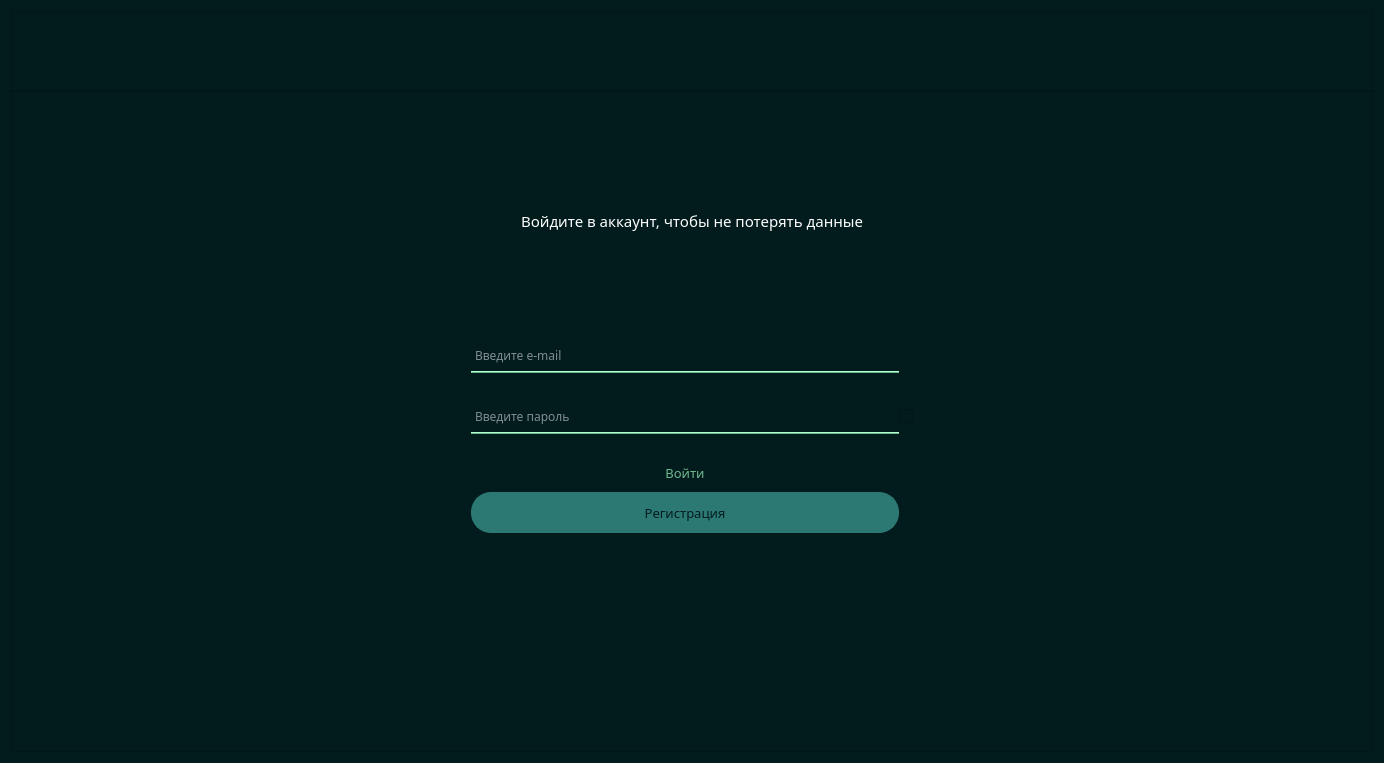
Qt form first_pages.ui (blxxdclxud/FirstProject_PyQt) before a commit.
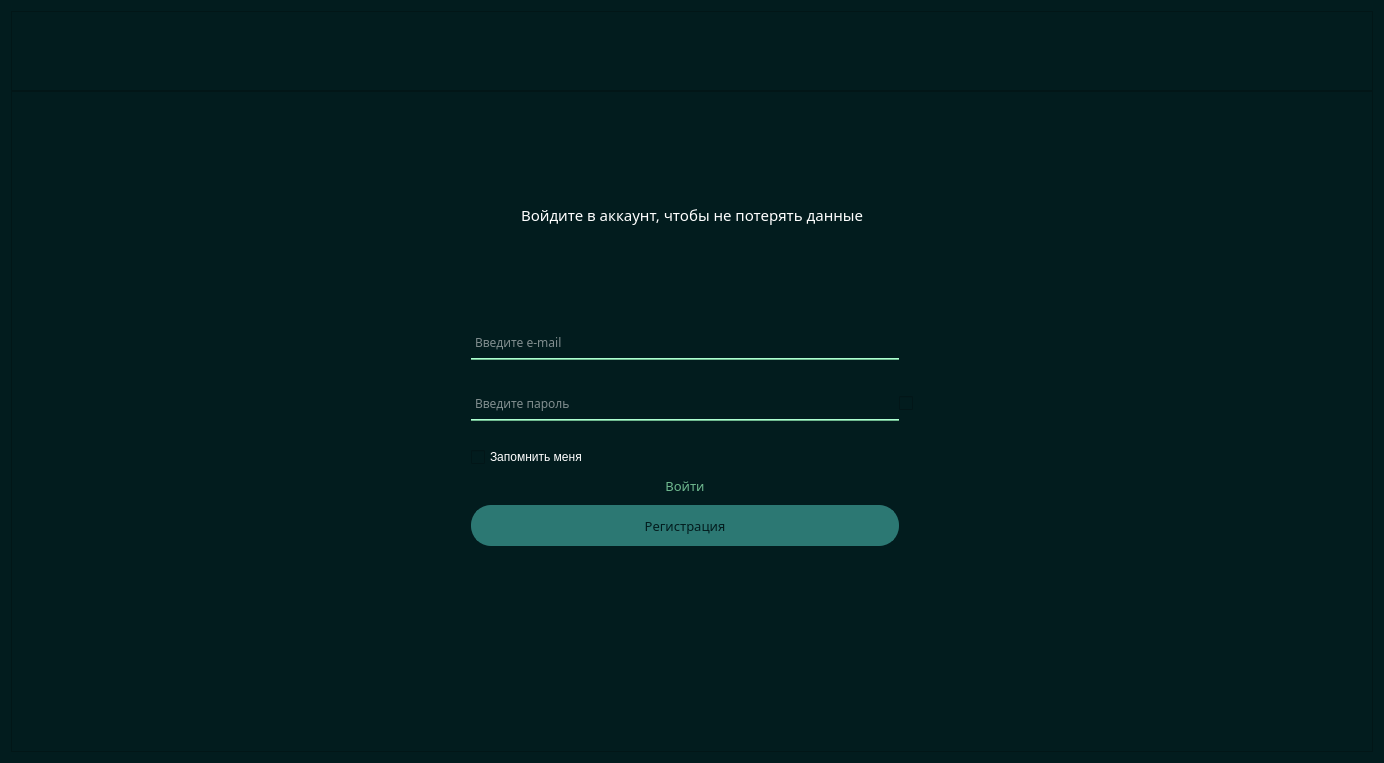
The same form after that commit. Icons and pictures are not drawn.

The edit to the form file:
```diff
--- a/first_pages.ui
+++ b/first_pages.ui
@@ -181,7 +181,7 @@
                 </property>
                </widget>
               </item>
-              <item row="3" column="0">
+              <item row="4" column="0">
                <widget class="QLabel" name="password_error_text">
                 <property name="maximumSize">
                  <size>
@@ -233,7 +233,7 @@
                 </property>
                </widget>
               </item>
-              <item row="4" column="0">
+              <item row="6" column="0">
                <widget class="QPushButton" name="sign_in_button">
                 <property name="font">
                  <font>
@@ -263,7 +263,7 @@
                 </property>
                </widget>
               </item>
-              <item row="5" column="0">
+              <item row="8" column="0">
                <widget class="QPushButton" name="sign_up_button">
                 <property name="minimumSize">
                  <size>
@@ -299,6 +299,21 @@
                 </property>
                </widget>
               </item>
+              <item row="5" column="0">
+               <widget class="QCheckBox" name="remember_me_check_box">
+                <property name="font">
+                 <font>
+                  <pointsize>9</pointsize>
+                 </font>
+                </property>
+                <property name="styleSheet">
+                 <string notr="true">color: #ffffff</string>
+                </property>
+                <property name="text">
+                 <string>Запомнить меня</string>
+                </property>
+               </widget>
+              </item>
              </layout>
             </item>
             <item row="0" column="1">
```
Left out of the diff: 4 changed lines with no effect on the pictures.
